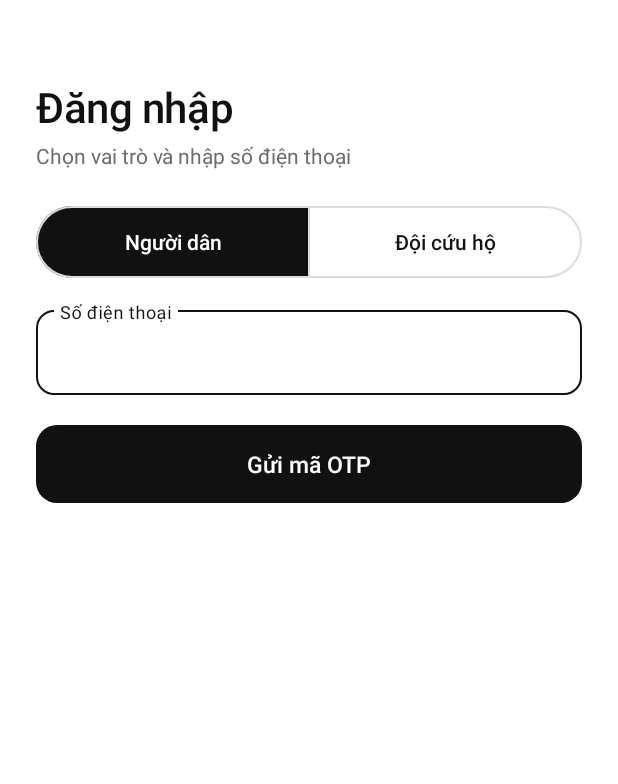
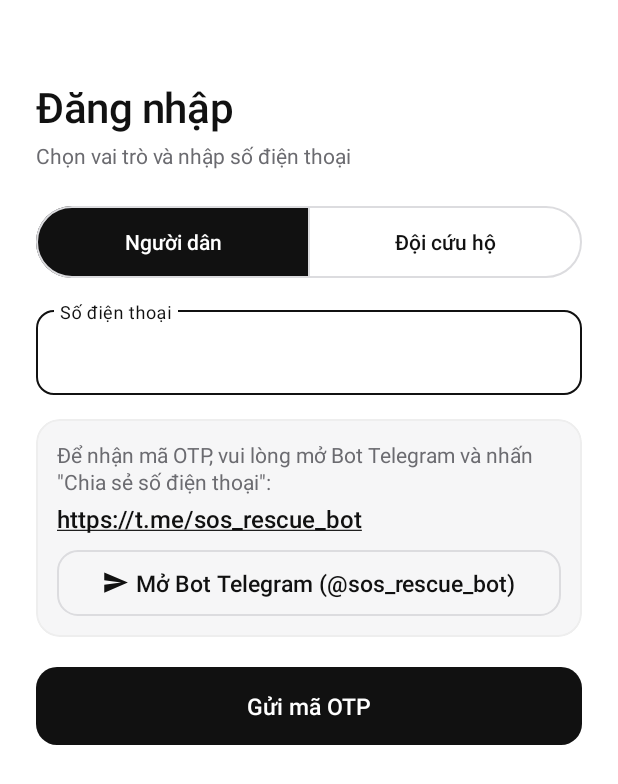
Before and after one commit to ogtrumtga/SoS-Android-App, an Android app: the LoginActivity screen opened directly, with no data from a screen before it, on a phone screen of 412 x 824 dp. Shown: the top 784 px of the screen. Run offline under Robolectric (Android 15) with nearby library versions, the phone set to English and light mode, and no system bars.

Commit message:
add tele

```diff
--- a/app/src/main/java/com/javafinal/ui/auth/LoginActivity.java
+++ b/app/src/main/java/com/javafinal/ui/auth/LoginActivity.java
@@ -1,5 +1,8 @@
 package com.javafinal.ui.auth;
 
+import android.content.Intent;
+import android.graphics.Paint;
+import android.net.Uri;
 import android.os.Bundle;
 import android.os.CountDownTimer;
 import android.os.SystemClock;
@@ -22,6 +25,7 @@ import com.javafinal.viewmodel.AuthViewModel;
 import java.util.Locale;
 
 public class LoginActivity extends ApiActivity {
+    public static final String TELEGRAM_BOT_URL = "https://t.me/sos_rescue_bot";
     private AuthViewModel auth;
     private View stepPhone, stepOtp;
     private TextInputEditText phoneInput;
@@ -72,6 +76,15 @@ public class LoginActivity extends ApiActivity {
                 this::otpError, this::setBusy);
         sendButton.setOnClickListener(v -> requestOtp());
         resendButton.setOnClickListener(v -> requestOtp());
+        TextView botLink = findViewById(R.id.tvTelegramBotLink);
+        if (botLink != null) {
+            botLink.setPaintFlags(botLink.getPaintFlags() | Paint.UNDERLINE_TEXT_FLAG);
+            botLink.setOnClickListener(v -> openTelegramBot());
+        }
+        View openBotBtn = findViewById(R.id.btnOpenTelegramBot);
+        if (openBotBtn != null) openBotBtn.setOnClickListener(v -> openTelegramBot());
+        View botCard = findViewById(R.id.cardTelegramBot);
+        if (botCard != null) botCard.setOnClickListener(v -> openTelegramBot());
         verifyButton.setOnClickListener(v -> {
             StringBuilder code = new StringBuilder();
             for (EditText input : otpInputs) code.append(input.getText().toString().trim());
@@ -83,6 +96,10 @@ public class LoginActivity extends ApiActivity {
                 if (stepOtp.getVisibility() == View.VISIBLE) showPhone(); else finish();
             }
         });
+    }
+    private void openTelegramBot() {
+        Intent intent = new Intent(Intent.ACTION_VIEW, Uri.parse(TELEGRAM_BOT_URL));
+        startActivity(intent);
     }
     private void requestOtp() {
         String phone = stepOtp.getVisibility() == View.VISIBLE ? otpPhone
--- a/app/src/main/res/layout/activity_login.xml
+++ b/app/src/main/res/layout/activity_login.xml
@@ -80,6 +80,47 @@
                     android:maxLength="12"
                     tools:text="0901234567" android:text="" />
             </com.google.android.material.textfield.TextInputLayout>
+
+            <com.google.android.material.card.MaterialCardView
+                android:id="@+id/cardTelegramBot"
+                style="@style/Card"
+                android:layout_width="match_parent"
+                android:layout_height="wrap_content"
+                android:layout_marginTop="16dp"
+                app:cardBackgroundColor="@color/fill">
+
+                <LinearLayout
+                    android:layout_width="match_parent"
+                    android:layout_height="wrap_content"
+                    android:orientation="vertical"
+                    android:padding="14dp">
+
+                    <TextView
+                        style="@style/Text.Secondary"
+                        android:layout_width="match_parent"
+                        android:layout_height="wrap_content"
+                        android:text="Để nhận mã OTP, vui lòng mở Bot Telegram và nhấn &quot;Chia sẻ số điện thoại&quot;:" />
+
+                    <TextView
+                        android:id="@+id/tvTelegramBotLink"
+                        style="@style/Text.Title"
+                        android:layout_width="wrap_content"
+                        android:layout_height="wrap_content"
+                        android:layout_marginTop="4dp"
+                        android:text="https://t.me/sos_rescue_bot"
+                        android:textColor="@color/ink" />
+
+                    <com.google.android.material.button.MaterialButton
+                        android:id="@+id/btnOpenTelegramBot"
+                        style="@style/Button.Secondary"
+                        android:layout_width="match_parent"
+                        android:layout_height="44dp"
+                        android:layout_marginTop="10dp"
+                        android:text="Mở Bot Telegram (@sos_rescue_bot)"
+                        app:icon="@drawable/ic_send"
+                        app:iconGravity="textStart" />
+                </LinearLayout>
+            </com.google.android.material.card.MaterialCardView>
 
             <com.google.android.material.button.MaterialButton
                 android:id="@+id/btnSendOtp"
```
